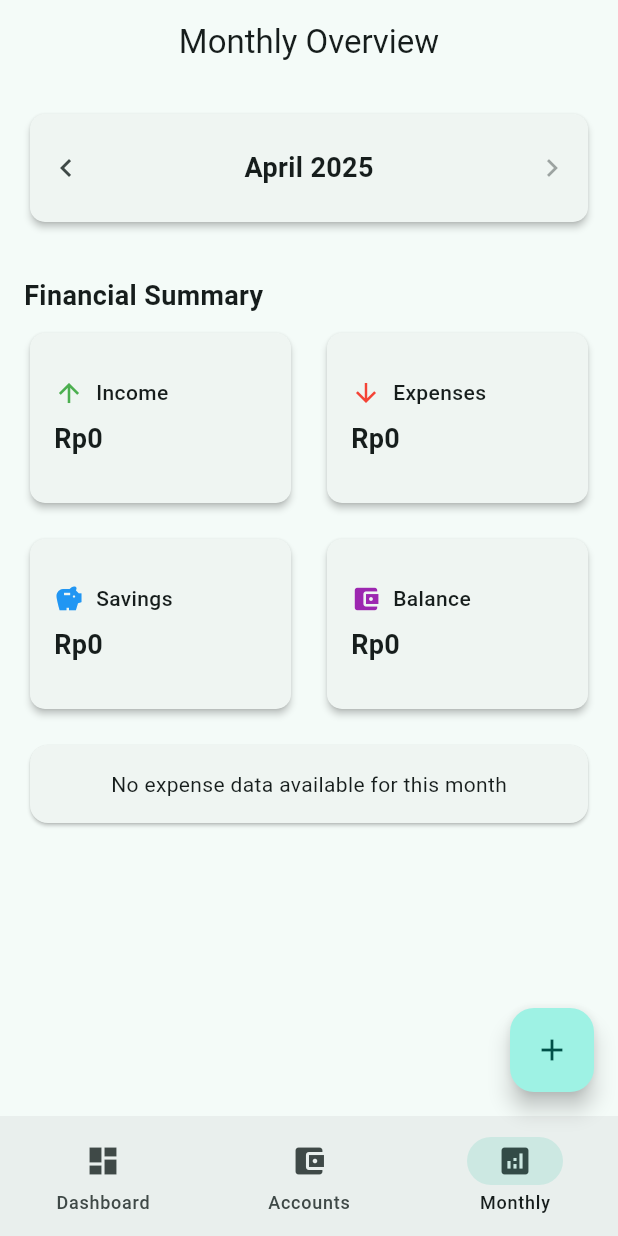
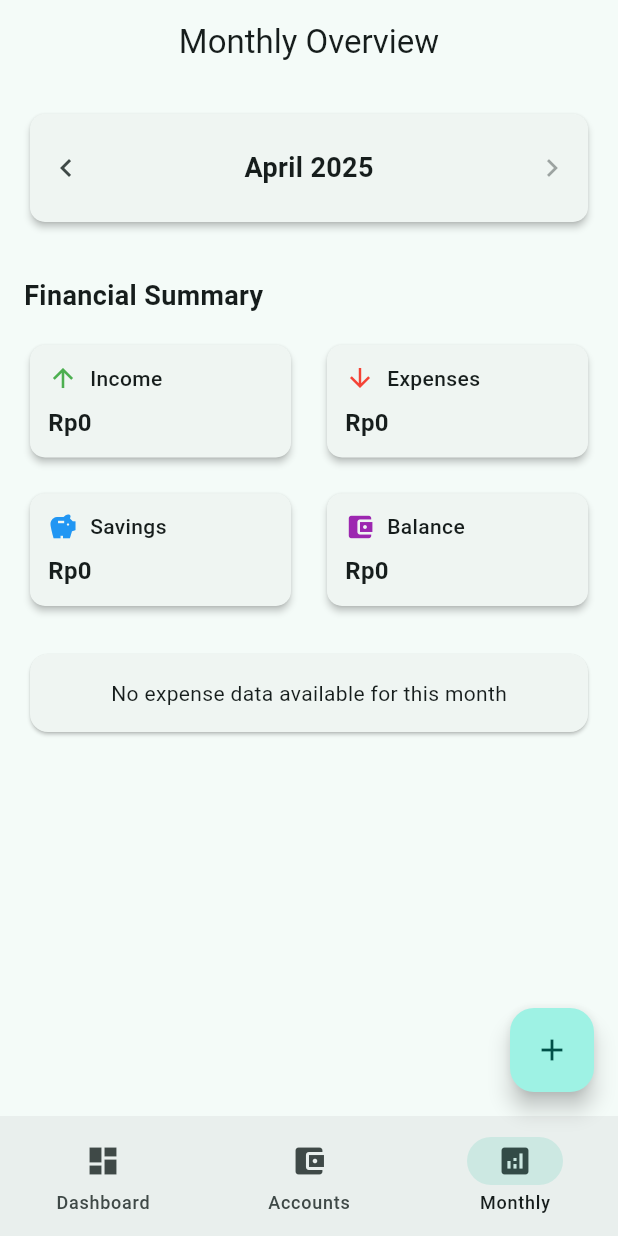
Before and after one commit to kurniawansivan/finance-tracker, a Flutter app: the screen it shows after launch, swiped to page 3, on a phone screen of 412 x 824 dp. Run offline on Flutter 3.47's test engine with Material 2 defaults, Android fonts, the phone set to English and light mode, and no system bars; our stand-ins replace fl_chart, sqflite; accounts and stored records are empty.

Commit message:
Fix: Stretch Monthly Pages UI

```diff
--- a/lib/screens/monthly_analysis_screen.dart
+++ b/lib/screens/monthly_analysis_screen.dart
@@ -39,33 +39,23 @@ class _MonthlyAnalysisScreenState extends State<MonthlyAnalysisScreen> {
               onRefresh: () async {
                 await provider.loadData();
               },
-              child: CustomScrollView(
+              child: SingleChildScrollView(
                 physics: const AlwaysScrollableScrollPhysics(),
-                slivers: [
-                  SliverToBoxAdapter(
                 child: Padding(
                   padding: const EdgeInsets.all(16.0),
-                      child: _buildMonthSelector(provider),
+                  child: Column(
+                    crossAxisAlignment: CrossAxisAlignment.start,
+                    children: [
+                      _buildMonthSelector(provider),
+                      const SizedBox(height: 16),
+                      _buildFinancialSummary(provider),
+                      const SizedBox(height: 24),
+                      _buildCategoryBreakdown(provider, categoryProvider),
+                      const SizedBox(height: 24),
+                      _buildTransactionBreakdown(provider, categoryProvider),
+                    ],
                   ),
                 ),
-                  SliverToBoxAdapter(
-                    child: Padding(
-                      padding: const EdgeInsets.symmetric(horizontal: 16.0),
-                      child: _buildFinancialSummary(provider),
-                    ),
-                  ),
-                  SliverToBoxAdapter(
-                    child: Padding(
-                      padding: const EdgeInsets.all(16.0),
-                      child:
-                          _buildCategoryBreakdown(provider, categoryProvider),
-                    ),
-                  ),
-                  SliverToBoxAdapter(
-                    child:
-                        _buildTransactionBreakdown(provider, categoryProvider),
-                  ),
-                ],
               ),
             ),
     );
@@ -118,7 +108,7 @@ class _MonthlyAnalysisScreenState extends State<MonthlyAnalysisScreen> {
       crossAxisAlignment: CrossAxisAlignment.start,
       children: [
         const Padding(
-          padding: EdgeInsets.only(top: 16.0, bottom: 8.0),
+          padding: EdgeInsets.only(top: 16.0, bottom: 16.0),
           child: Text(
             'Financial Summary',
             style: TextStyle(
@@ -127,15 +117,14 @@ class _MonthlyAnalysisScreenState extends State<MonthlyAnalysisScreen> {
             ),
           ),
         ),
-        GridView.count(
-          crossAxisCount: 2,
-          shrinkWrap: true,
-          physics: const NeverScrollableScrollPhysics(),
-          crossAxisSpacing: 16.0,
-          mainAxisSpacing: 16.0,
-          childAspectRatio: 1.5,
+        LayoutBuilder(builder: (context, constraints) {
+          final cardWidth = (constraints.maxWidth - 16) / 2;
+          return Wrap(
+            spacing: 16.0,
+            runSpacing: 16.0,
             children: [
-            _buildSummaryCard(
+              _buildSummaryItem(
+                width: cardWidth,
                 title: 'Income',
                 amount: summary.totalIncome,
                 currency: currency,
@@ -143,7 +132,8 @@ class _MonthlyAnalysisScreenState extends State<MonthlyAnalysisScreen> {
                 color: Colors.green,
                 growth: provider.getIncomeGrowth(),
               ),
-            _buildSummaryCard(
+              _buildSummaryItem(
+                width: cardWidth,
                 title: 'Expenses',
                 amount: summary.totalExpenses,
                 currency: currency,
@@ -151,7 +141,8 @@ class _MonthlyAnalysisScreenState extends State<MonthlyAnalysisScreen> {
                 color: Colors.red,
                 growth: provider.getExpenseGrowth(),
               ),
-            _buildSummaryCard(
+              _buildSummaryItem(
+                width: cardWidth,
                 title: 'Savings',
                 amount: summary.totalSavings,
                 currency: currency,
@@ -159,7 +150,8 @@ class _MonthlyAnalysisScreenState extends State<MonthlyAnalysisScreen> {
                 color: Colors.blue,
                 growth: provider.getSavingsGrowth(),
               ),
-            _buildSummaryCard(
+              _buildSummaryItem(
+                width: cardWidth,
                 title: 'Balance',
                 amount: summary.balance,
                 currency: currency,
@@ -168,12 +160,14 @@ class _MonthlyAnalysisScreenState extends State<MonthlyAnalysisScreen> {
                 showGrowth: false,
               ),
             ],
-        ),
+          );
+        }),
       ],
     );
   }
 
-  Widget _buildSummaryCard({
+  Widget _buildSummaryItem({
+    required double width,
     required String title,
     required double amount,
     required NumberFormat currency,
@@ -182,24 +176,29 @@ class _MonthlyAnalysisScreenState extends State<MonthlyAnalysisScreen> {
     double? growth,
     bool showGrowth = true,
   }) {
-    return Card(
+    return SizedBox(
+      width: width,
+      child: Card(
         shape: RoundedRectangleBorder(borderRadius: BorderRadius.circular(10)),
         elevation: 2,
         child: Padding(
-        padding: const EdgeInsets.all(16.0),
+          padding: const EdgeInsets.all(12.0),
           child: Column(
-          mainAxisAlignment: MainAxisAlignment.center,
             crossAxisAlignment: CrossAxisAlignment.start,
+            mainAxisSize: MainAxisSize.min,
             children: [
               Row(
                 children: [
                   Icon(icon, color: color, size: 20),
                   const SizedBox(width: 8),
-                Text(
+                  Expanded(
+                    child: Text(
                       title,
                       style: const TextStyle(
                         fontSize: 14,
                         fontWeight: FontWeight.w500,
+                      ),
+                      overflow: TextOverflow.ellipsis,
                     ),
                   ),
                 ],
@@ -208,14 +207,16 @@ class _MonthlyAnalysisScreenState extends State<MonthlyAnalysisScreen> {
               Text(
                 currency.format(amount),
                 style: const TextStyle(
-                fontSize: 18,
+                  fontSize: 16,
                   fontWeight: FontWeight.bold,
                 ),
+                maxLines: 1,
                 overflow: TextOverflow.ellipsis,
               ),
               if (showGrowth && growth != null && growth != 0) ...[
                 const SizedBox(height: 4),
                 Row(
+                  mainAxisSize: MainAxisSize.min,
                   children: [
                     Icon(
                       growth > 0 ? Icons.trending_up : Icons.trending_down,
@@ -234,6 +235,7 @@ class _MonthlyAnalysisScreenState extends State<MonthlyAnalysisScreen> {
                 ),
               ],
             ],
+          ),
         ),
       ),
     );
@@ -274,10 +276,17 @@ class _MonthlyAnalysisScreenState extends State<MonthlyAnalysisScreen> {
               RoundedRectangleBorder(borderRadius: BorderRadius.circular(10)),
           child: Padding(
             padding: const EdgeInsets.all(16.0),
-            child: Column(
+            child: LayoutBuilder(builder: (context, constraints) {
+              final chartSize = constraints.maxWidth > 600
+                  ? 300.0
+                  : constraints.maxWidth * 0.6;
+
+              return Column(
                 children: [
-                AspectRatio(
-                  aspectRatio: 1.3,
+                  Center(
+                    child: SizedBox(
+                      height: chartSize,
+                      width: chartSize,
                       child: PieChart(
                         PieChartData(
                           sections: _buildPieSections(
@@ -287,15 +296,17 @@ class _MonthlyAnalysisScreenState extends State<MonthlyAnalysisScreen> {
                             summary.totalExpenses,
                           ),
                           sectionsSpace: 2,
-                      centerSpaceRadius: 40,
+                          centerSpaceRadius: chartSize * 0.15,
                           startDegreeOffset: 180,
+                        ),
                       ),
                     ),
                   ),
                   const SizedBox(height: 16),
                   _buildCategoryLegend(sortedExpenses, categoryProvider),
                 ],
-            ),
+              );
+            }),
           ),
         ),
       ],
@@ -409,6 +420,7 @@ class _MonthlyAnalysisScreenState extends State<MonthlyAnalysisScreen> {
     return Padding(
       padding: const EdgeInsets.symmetric(vertical: 6.0),
       child: Row(
+        crossAxisAlignment: CrossAxisAlignment.center,
         children: [
           Container(
             width: 14,
@@ -424,13 +436,18 @@ class _MonthlyAnalysisScreenState extends State<MonthlyAnalysisScreen> {
               label,
               style: const TextStyle(fontSize: 14),
               overflow: TextOverflow.ellipsis,
+              maxLines: 1,
             ),
           ),
-          Text(
+          const SizedBox(width: 8),
+          FittedBox(
+            fit: BoxFit.scaleDown,
+            child: Text(
               amount,
               style: const TextStyle(
                 fontWeight: FontWeight.bold,
                 fontSize: 14,
+              ),
             ),
           ),
         ],
@@ -484,48 +501,40 @@ class _MonthlyAnalysisScreenState extends State<MonthlyAnalysisScreen> {
         elevation: 2,
         shape: RoundedRectangleBorder(borderRadius: BorderRadius.circular(10)),
         child: Column(
+          mainAxisSize: MainAxisSize.min,
           children: [
-            TabBar(
+            const TabBar(
+              labelColor: Colors.black,
               tabs: [
                 Tab(
-                  child: Row(
-                    mainAxisAlignment: MainAxisAlignment.center,
-                    children: const [
-                      Icon(Icons.arrow_downward, color: Colors.red, size: 16),
-                      SizedBox(width: 8),
-                      Text('Expenses', style: TextStyle(color: Colors.red)),
-                    ],
-                  ),
+                  icon: Icon(Icons.arrow_downward, color: Colors.red),
+                  text: 'Expenses',
                 ),
                 Tab(
-                  child: Row(
-                    mainAxisAlignment: MainAxisAlignment.center,
-                    children: const [
-                      Icon(Icons.arrow_upward, color: Colors.green, size: 16),
-                      SizedBox(width: 8),
-                      Text('Income', style: TextStyle(color: Colors.green)),
-                    ],
-                  ),
+                  icon: Icon(Icons.arrow_upward, color: Colors.green),
+                  text: 'Income',
                 ),
               ],
-              indicatorColor: Theme.of(context).primaryColor,
               indicatorWeight: 3,
-              indicatorSize: TabBarIndicatorSize.tab,
+              labelStyle: TextStyle(fontWeight: FontWeight.bold),
             ),
-            const SizedBox(height: 8),
-            SizedBox(
-              height: 300,
+            LimitedBox(
+              maxHeight: 300,
               child: TabBarView(
                 children: [
                   // Expenses Tab
-                  _buildTransactionList(
+                  sortedExpenses.isEmpty
+                      ? const Center(child: Text('No expense data available'))
+                      : _buildTransactionList(
                           sortedExpenses,
                           categoryProvider,
                           summary.totalExpenses,
                           Colors.red.shade50,
                         ),
                   // Income Tab
-                  _buildTransactionList(
+                  sortedIncome.isEmpty
+                      ? const Center(child: Text('No income data available'))
+                      : _buildTransactionList(
                           sortedIncome,
                           categoryProvider,
                           summary.totalIncome,
@@ -553,10 +562,11 @@ class _MonthlyAnalysisScreenState extends State<MonthlyAnalysisScreen> {
       return const Center(child: Text('No data available'));
     }
 
-    return Padding(
-      padding: const EdgeInsets.fromLTRB(16, 0, 16, 16),
-      child: ListView.builder(
+    return ListView.builder(
+      padding: const EdgeInsets.all(8.0),
       itemCount: items.length,
+      shrinkWrap: true,
+      physics: const NeverScrollableScrollPhysics(),
       itemBuilder: (context, index) {
         final entry = items[index];
         final categoryId = entry.key;
@@ -564,26 +574,20 @@ class _MonthlyAnalysisScreenState extends State<MonthlyAnalysisScreen> {
         final category = categoryProvider.getCategoryById(categoryId);
         final percentage = (amount / total) * 100;
 
-          return Container(
+        return Card(
           margin: const EdgeInsets.only(bottom: 8),
-            decoration: BoxDecoration(
           color: backgroundColor,
-              borderRadius: BorderRadius.circular(8),
-            ),
           child: Padding(
             padding: const EdgeInsets.all(12.0),
             child: Row(
               children: [
-                  Container(
-                    padding: const EdgeInsets.all(8),
-                    decoration: BoxDecoration(
-                      color: category?.color ?? Colors.grey,
-                      shape: BoxShape.circle,
-                    ),
+                CircleAvatar(
+                  backgroundColor: category?.color ?? Colors.grey,
+                  radius: 16,
                   child: Icon(
                     category?.icon ?? Icons.category,
                     color: Colors.white,
-                      size: 16,
+                    size: 14,
                   ),
                 ),
                 const SizedBox(width: 12),
@@ -596,6 +600,7 @@ class _MonthlyAnalysisScreenState extends State<MonthlyAnalysisScreen> {
                         style: const TextStyle(
                           fontWeight: FontWeight.bold,
                         ),
+                        overflow: TextOverflow.ellipsis,
                       ),
                       const SizedBox(height: 4),
                       LinearProgressIndicator(
@@ -629,7 +634,6 @@ class _MonthlyAnalysisScreenState extends State<MonthlyAnalysisScreen> {
           ),
         );
       },
-      ),
     );
   }
 }
```
Lines whose indentation alone changed are shown as unchanged.
